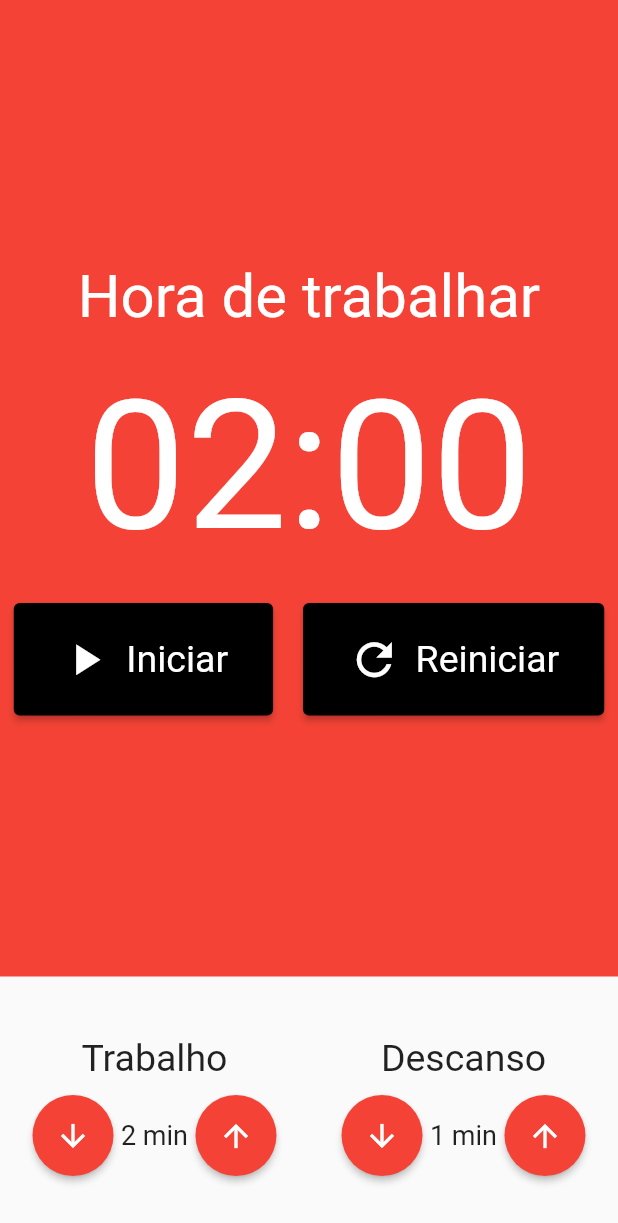
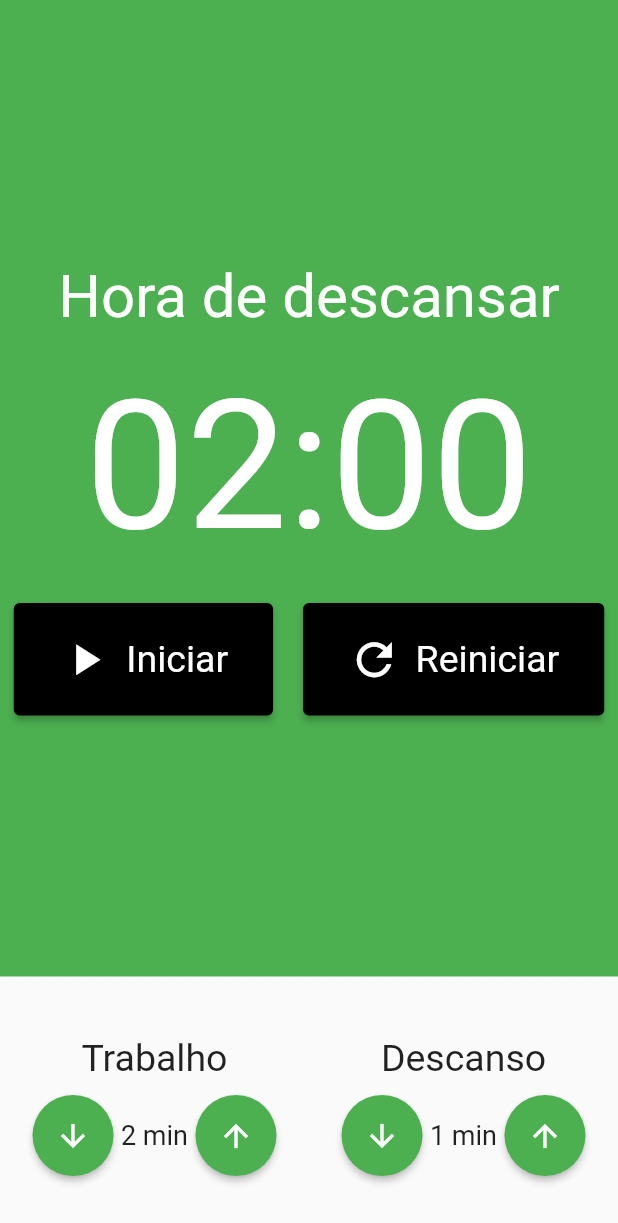
Before and after one commit to estelson/pomodoro, a Flutter app: the screen it shows after launch, on a phone screen of 412 x 824 dp. Shown: the top 1223 px of the screen. Run offline on Flutter 3.47's test engine with Material 2 defaults, Android fonts, the phone set to English and light mode, and no system bars; our stand-ins replace flutter_mobx, mobx; generated files the repository leaves out were written again.

Commit message:
PomodoroStore - Alteração #03

```diff
--- a/lib/components/cronometro.dart
+++ b/lib/components/cronometro.dart
@@ -12,12 +12,12 @@ class Cronometro extends StatelessWidget {
     final store = Provider.of<PomodoroStore>(context);
 
     return Container(
-      color: Colors.red,
+      color: store.estaTrabalhando() ? Colors.red : Colors.green,
       child: Column(
         mainAxisAlignment: MainAxisAlignment.center,
         children: [
           Text(
-            "Hora de trabalhar",
+            store.estaTrabalhando() ? "Hora de trabalhar" : "Hora de descansar",
             style: TextStyle(fontSize: 40, color: Colors.white),
           ),
           SizedBox(height: 20),
--- a/lib/components/entrada.tempo.dart
+++ b/lib/components/entrada.tempo.dart
@@ -1,4 +1,6 @@
 import 'package:flutter/material.dart';
+import 'package:pomodoro/store/pomodoro.store.dart';
+import 'package:provider/provider.dart';
 
 class EntradaTempo extends StatelessWidget {
   final String titulo;
@@ -11,6 +13,8 @@ class EntradaTempo extends StatelessWidget {
 
   @override
   Widget build(BuildContext context) {
+    final store = Provider.of<PomodoroStore>(context);
+
     return Column(
       crossAxisAlignment: CrossAxisAlignment.center,
       children: [
@@ -29,7 +33,7 @@ class EntradaTempo extends StatelessWidget {
               style: ElevatedButton.styleFrom(
                 shape: CircleBorder(),
                 padding: EdgeInsets.all(15),
-                backgroundColor: Colors.red,
+                backgroundColor: store.estaTrabalhando() ? Colors.red : Colors.green,
               ),
               child: Icon(
                 Icons.arrow_downward,
@@ -47,7 +51,7 @@ class EntradaTempo extends StatelessWidget {
               style: ElevatedButton.styleFrom(
                 shape: CircleBorder(),
                 padding: EdgeInsets.all(15),
-                backgroundColor: Colors.red,
+                backgroundColor: store.estaTrabalhando() ? Colors.red : Colors.green,
               ),
               child: Icon(
                 Icons.arrow_upward,
--- a/lib/pages/pomodoro.dart
+++ b/lib/pages/pomodoro.dart
@@ -20,7 +20,7 @@ class Pomodoro extends StatelessWidget {
             child: Cronometro(),
           ),
           Padding(
-            padding: const EdgeInsets.symmetric(vertical: 40),
+            padding: EdgeInsets.symmetric(vertical: 40),
             child: Observer(
               builder: (_) => Row(
                 mainAxisAlignment: MainAxisAlignment.spaceAround,
```
Also changed, not shown: lib/store/pomodoro.store.dart (+16 -0 lines), lib/store/pomodoro.store.g.dart.
